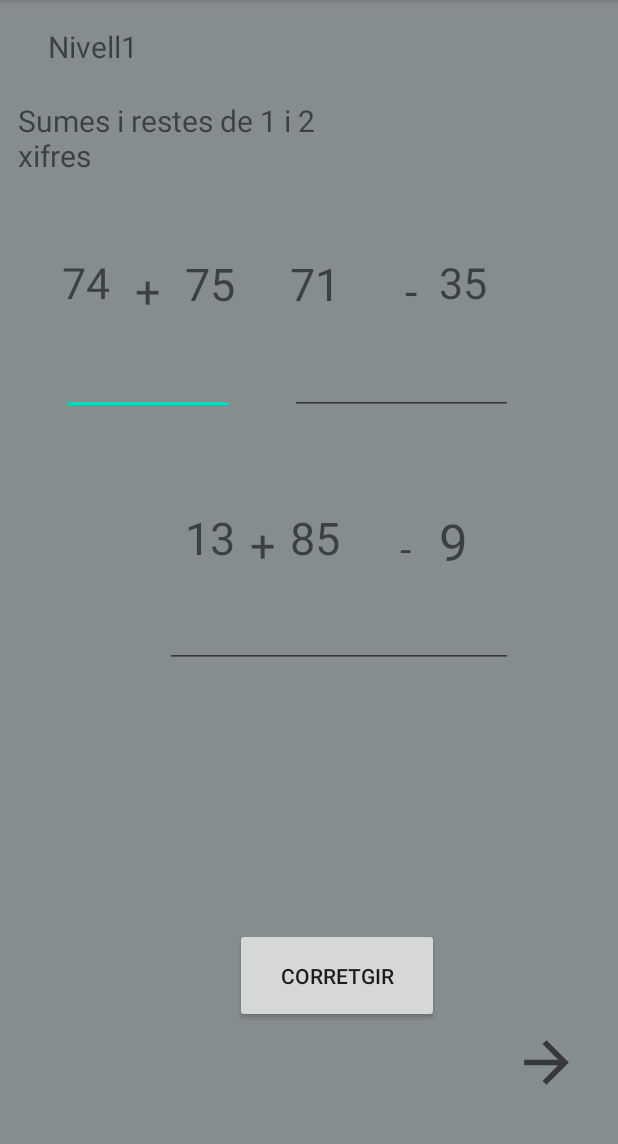
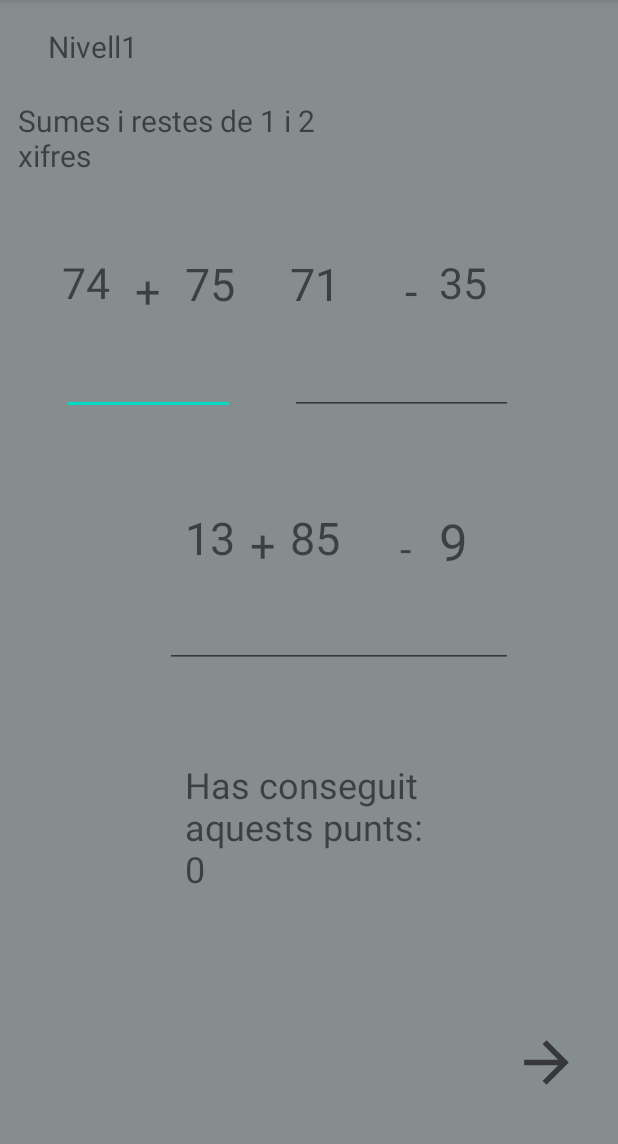
Before and after one commit to MartiCorbalan/matematiques, an Android app: the Nivell1 screen opened directly, with no data from a screen before it, after a tap on "CORRETGIR", on a phone screen of 412 x 824 dp, the part 84-1228 px from its top. Run offline under Robolectric (Android 15) with nearby library versions, the light colour scheme and no system bars; Roboto replaces fonts that are not available here.

Commit message:
fet el tema de puntuació, falta guardar la puntuacio, i seguir amb el nivell 3

```diff
--- a/app/src/main/java/com/example/matematiques/Nivell1.java
+++ b/app/src/main/java/com/example/matematiques/Nivell1.java
@@ -31,6 +31,7 @@ public class Nivell1 extends AppCompatActivity {
     EditText PosarSumairesta;
 
 
+
     int NumeroSumaGlobal = 0;
     int NumeroSuma2Global = 0;
 
@@ -58,12 +59,16 @@ public class Nivell1 extends AppCompatActivity {
     LottieAnimationView Correcto2;
     LottieAnimationView Incorrecto2;
 
+    int puntuacio;
+    TextView puntuaciooooo;
 
     @Override
     protected void onCreate(Bundle savedInstanceState) {
         super.onCreate(savedInstanceState);
         setContentView(R.layout.activity_nivell1);
         flecha = findViewById(R.id.flecha);
+        puntuaciooooo=findViewById(R.id.puntuacioooo);
+
         NumeroSuma = (TextView)findViewById(R.id.numeroSuma);
         Numero2Suma = (TextView)findViewById(R.id.numeroSuma2);
 
@@ -97,6 +102,7 @@ public class Nivell1 extends AppCompatActivity {
         Numero2Suma.setText(Suma2);
 
 
+
         int min=1;
         int max=99;
 
@@ -118,6 +124,8 @@ public class Nivell1 extends AppCompatActivity {
             }
 
         }
+
+
 
 
 
@@ -145,6 +153,26 @@ public class Nivell1 extends AppCompatActivity {
         NumeroSumaiResta3Global = (int) (Math.random()*100) + 1;
         SumaiResta3 = String.valueOf(NumeroSumaiResta3Global);
         Numero3SumaiResta.setText(SumaiResta3);
+
+        int contadoooooor=0;
+
+        while (contadoooooor !=1){
+         int resultado =  NumeroSumaiRestaGlobal + NumeroSumaiResta2Global;
+         if (NumeroSumaiResta3Global > resultado){
+
+             NumeroSumaiRestaGlobal = (int) (Math.random()*100) + 1;
+             SumaiResta1 = String.valueOf(NumeroSumaiRestaGlobal);
+             NumeroSumaiResta.setText(SumaiResta1);
+
+             NumeroSumaiResta2Global = (int) (Math.random()*100) + 1;
+             SumaiResta2 = String.valueOf(NumeroSumaiResta2Global);
+             Numero2SumaiResta.setText(SumaiResta2);
+         }else{
+             contadoooooor=1;
+         }
+
+        }
+
 
         corretgir();
 
@@ -189,6 +217,7 @@ public class Nivell1 extends AppCompatActivity {
                 if (resultat.equals(PosarSuma.getText().toString())) {
                     Correcto.setVisibility(View.VISIBLE);
                     Correcto.playAnimation();
+                    puntuacio++;
                 } else {
                     Incorrecto.setVisibility(View.VISIBLE);
                     Incorrecto.playAnimation();
@@ -197,6 +226,7 @@ public class Nivell1 extends AppCompatActivity {
                 if (resultat2.equals(PosarSumairesta.getText().toString())) {
                     Correcto1.setVisibility(View.VISIBLE);
                     Correcto1.playAnimation();
+                    puntuacio++;
                 } else {
                     Incorrecto1.setVisibility(View.VISIBLE);
                     Incorrecto1.playAnimation();
@@ -205,13 +235,19 @@ public class Nivell1 extends AppCompatActivity {
                 if (resultat3.equals(PosarResta.getText().toString())) {
                     Correcto2.setVisibility(View.VISIBLE);
                     Correcto2.playAnimation();
+                    puntuacio++;
                 } else {
                     Incorrecto2.setVisibility(View.VISIBLE);
                     Incorrecto2.playAnimation();
                 }
 
+                corretgir.setVisibility(View.GONE);
+                puntuaciooooo.setText("Has conseguit aquests punts: " + puntuacio);
+
             }
         });
+
+
 
 
     }
--- a/app/src/main/res/layout/activity_nivell1.xml
+++ b/app/src/main/res/layout/activity_nivell1.xml
@@ -321,7 +321,7 @@
         app:layout_constraintHorizontal_bias="0.0"
         app:layout_constraintStart_toStartOf="@+id/guideline19"
         app:layout_constraintTop_toTopOf="@+id/guideline26"
-        app:layout_constraintVertical_bias="0.0" />
+        app:layout_constraintVertical_bias="1.0" />
 
     <androidx.constraintlayout.widget.Guideline
         android:id="@+id/guideline26"
@@ -489,5 +489,16 @@
         android:orientation="vertical"
         app:layout_constraintGuide_percent="0.93917274" />
 
+    <TextView
+        android:id="@+id/puntuacioooo"
+        android:layout_width="0dp"
+        android:layout_height="0dp"
+        android:text=""
+        android:textSize="24dp"
+        app:layout_constraintBottom_toTopOf="@+id/guideline26"
+        app:layout_constraintEnd_toStartOf="@+id/guideline33"
+        app:layout_constraintStart_toStartOf="@+id/guideline20"
+        app:layout_constraintTop_toTopOf="@+id/guideline55" />
+
 
 </androidx.constraintlayout.widget.ConstraintLayout>
```
